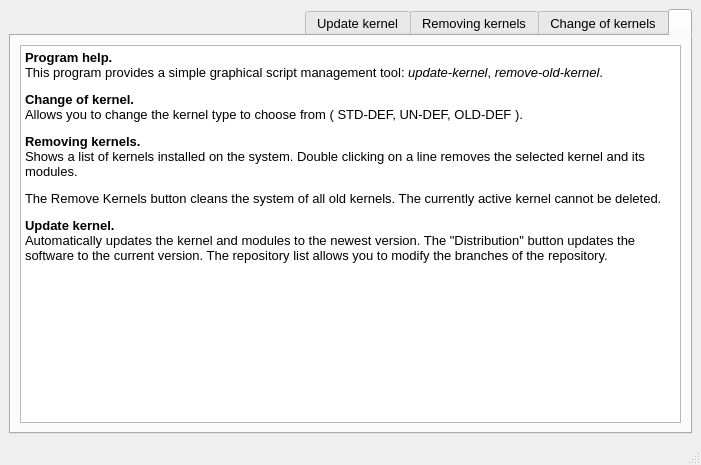
The window that ui/main_win.ui (Koi-foo/kernel-manager) describes before a commit, drawn with Qt 5.
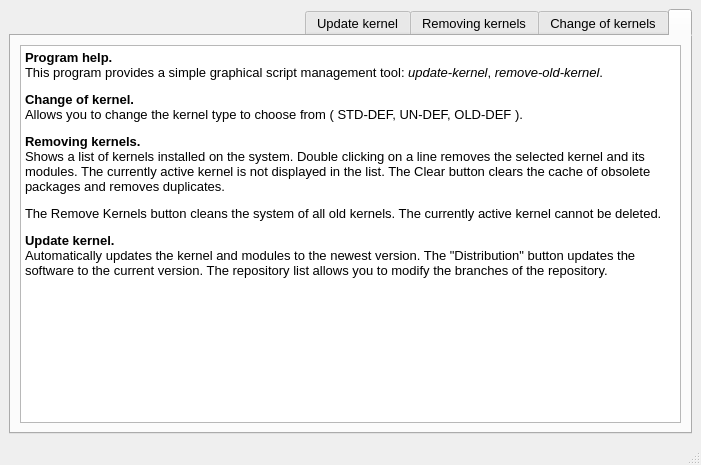
The same window after the commit. Icons and pictures are not drawn.

Commit message: Added new interface options

```diff
--- a/ui/main_win.ui
+++ b/ui/main_win.ui
@@ -83,7 +83,7 @@
 &lt;/style&gt;&lt;/head&gt;&lt;body style=&quot; font-family:'Sans Serif'; font-size:10pt; font-weight:400; font-style:normal;&quot;&gt;
 &lt;p style=&quot; margin-top:12px; margin-bottom:12px; margin-left:0px; margin-right:0px; -qt-block-indent:0; text-indent:0px;&quot;&gt;&lt;span style=&quot; font-weight:600;&quot;&gt;Program help.&lt;/span&gt;&lt;br /&gt;This program provides a simple graphical script management tool: &lt;span style=&quot; font-style:italic;&quot;&gt;update-kernel&lt;/span&gt;, &lt;span style=&quot; font-style:italic;&quot;&gt;remove-old-kernel&lt;/span&gt;.&lt;/p&gt;
 &lt;p style=&quot; margin-top:12px; margin-bottom:12px; margin-left:0px; margin-right:0px; -qt-block-indent:0; text-indent:0px;&quot;&gt;&lt;span style=&quot; font-weight:600; background-color:transparent;&quot;&gt;Change of kernel.&lt;/span&gt;&lt;span style=&quot; background-color:transparent;&quot;&gt;&lt;br /&gt;Allows you to change the kernel type to choose from ( STD-DEF, UN-DEF, OLD-DEF ).&lt;/span&gt;&lt;/p&gt;
-&lt;p style=&quot; margin-top:12px; margin-bottom:12px; margin-left:0px; margin-right:0px; -qt-block-indent:0; text-indent:0px;&quot;&gt;&lt;span style=&quot; font-weight:600; background-color:transparent;&quot;&gt;Removing kernels.&lt;/span&gt;&lt;span style=&quot; background-color:transparent;&quot;&gt;&lt;br /&gt;Shows a list of kernels installed on the system. Double clicking on a line removes the selected kernel and its modules.&lt;/span&gt;&lt;/p&gt;
+&lt;p style=&quot; margin-top:12px; margin-bottom:12px; margin-left:0px; margin-right:0px; -qt-block-indent:0; text-indent:0px;&quot;&gt;&lt;span style=&quot; font-weight:600; background-color:transparent;&quot;&gt;Removing kernels.&lt;/span&gt;&lt;span style=&quot; background-color:transparent;&quot;&gt;&lt;br /&gt;Shows a list of kernels installed on the system. Double clicking on a line removes the selected kernel and its modules. The currently active kernel is not displayed in the list. The Clear button clears the cache of obsolete packages and removes duplicates.&lt;/span&gt;&lt;/p&gt;
 &lt;p style=&quot; margin-top:12px; margin-bottom:12px; margin-left:0px; margin-right:0px; -qt-block-indent:0; text-indent:0px;&quot;&gt;&lt;span style=&quot; background-color:transparent;&quot;&gt;The Remove Kernels button cleans the system of all old kernels. The currently active kernel cannot be deleted.&lt;/span&gt;&lt;/p&gt;
 &lt;p style=&quot; margin-top:12px; margin-bottom:12px; margin-left:0px; margin-right:0px; -qt-block-indent:0; text-indent:0px;&quot;&gt;&lt;span style=&quot; font-weight:600; background-color:transparent;&quot;&gt;Update kernel.&lt;/span&gt;&lt;span style=&quot; background-color:transparent;&quot;&gt;&lt;br /&gt;Automatically updates the kernel and modules to the newest version. The &amp;quot;Distribution&amp;quot; button updates the software to the current version. The repository list allows you to modify the branches of the repository.&lt;/span&gt;&lt;/p&gt;&lt;/body&gt;&lt;/html&gt;</string>
           </property>
```
The commit also changes 1 other file.
